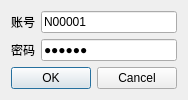
Qt form logindialog.ui (StevenChenSE/CourseManagement) before a commit.
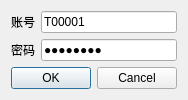
The same form after that commit.

Patch:
```diff
--- a/logindialog.ui
+++ b/logindialog.ui
@@ -26,7 +26,7 @@
      <item row="0" column="1">
       <widget class="QLineEdit" name="id">
        <property name="text">
-        <string>N00001</string>
+        <string>T00001</string>
        </property>
       </widget>
      </item>
@@ -40,7 +40,7 @@
      <item row="1" column="1">
       <widget class="QLineEdit" name="password">
        <property name="text">
-        <string>123456</string>
+        <string>88888888</string>
        </property>
        <property name="echoMode">
         <enum>QLineEdit::Password</enum>
```
